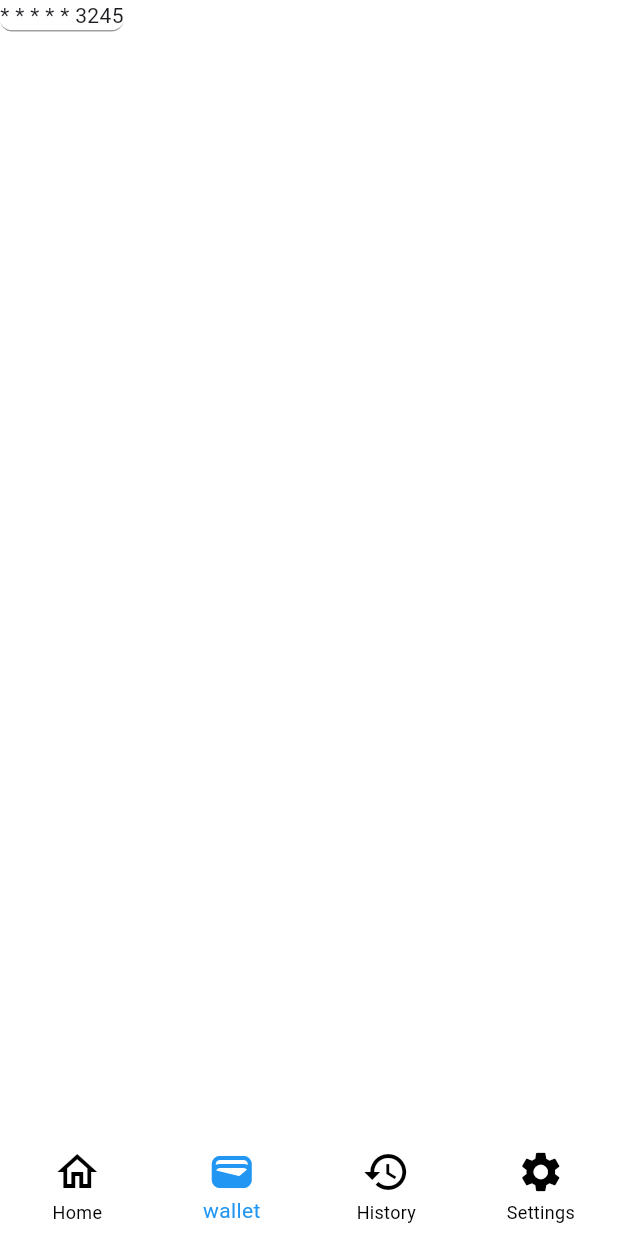
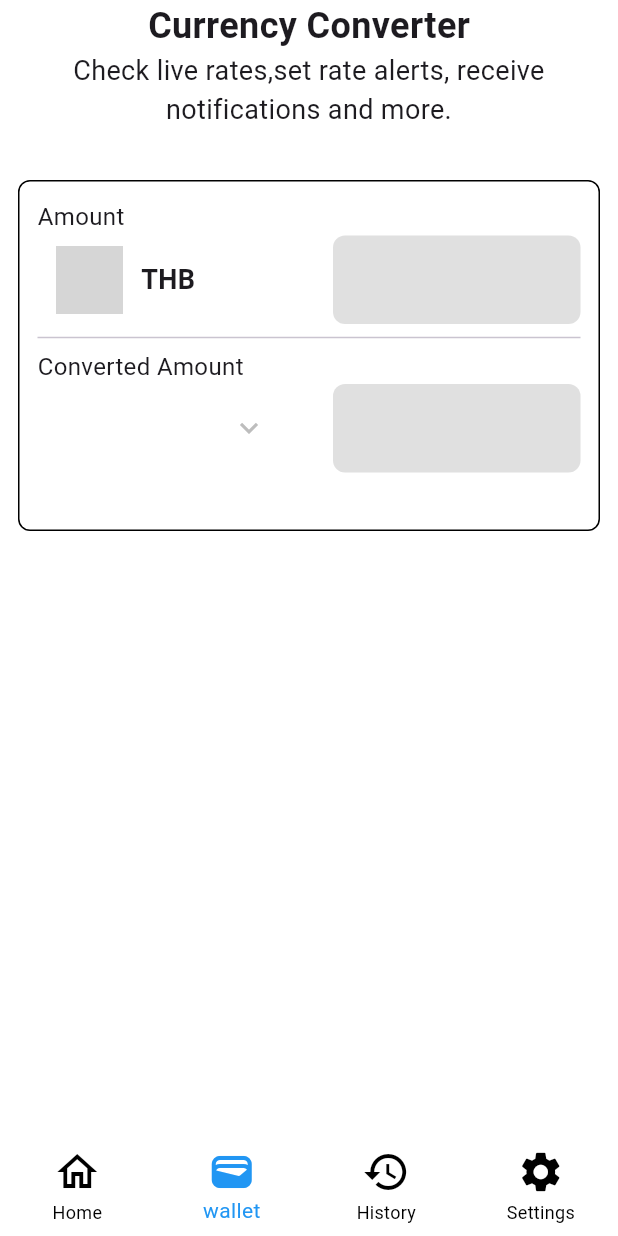
Before and after one commit to Patsanaphon-ap/ui_money, a Flutter app: the screen it shows after launch, item 2 of the bottom bar chosen, on a phone screen of 412 x 824 dp. Run offline on Flutter 3.47's test engine with Material 3 defaults, Android fonts, the phone set to English and light mode, and no system bars; our stand-ins replace dio, flutter_dotenv, flutter_svg, get, get_it, multiple_result; network calls fail; grey boxes are pictures that could not be loaded.

Commit message:
convert rate

```diff
--- /dev/null
+++ b/lib/src/config/constants/app_const.dart
@@ -0,0 +1,3 @@
+class AppConst {
+  static const flagURL = 'https://www.bot.or.th';
+}
--- a/lib/src/config/route_page.dart
+++ b/lib/src/config/route_page.dart
@@ -4,6 +4,7 @@ import 'package:ui_money/src/ui/page/home/home_page.dart';
 import 'package:ui_money/src/ui/page/pre_transfer/pre_transfer_page.dart';
 import 'package:ui_money/src/ui/page/pre_transfer/success/transfer_success.dart';
 import 'package:ui_money/src/ui/page/transfer/transfer_page.dart';
+import 'package:ui_money/src/ui/page/wallet/wallet_page.dart';
 import 'package:ui_money/src/ui/widget/my_bottom_nav.dart';
 
 import 'route_path.dart';
@@ -19,6 +20,10 @@ class RoutePages {
     GetPage(
       name: RoutePath.home,
       page: () => HomePage(),
+    ),
+    GetPage(
+      name: RoutePath.wallet,
+      page: () => WalletPage(),
     ),
     GetPage(
       name: RoutePath.transfer,
--- a/lib/src/config/route_path.dart
+++ b/lib/src/config/route_path.dart
@@ -5,6 +5,7 @@ class RoutePath {
   static const pageNotfound = '/notfound';
   static const bottomnav = '/';
   static const home = '/home';
+  static const wallet = '/wallet';
   static const transfer = '/transfer';
   static const transferconfirm = '/transfer/confirm';
   static const transfersuccess = '/transfer/success';
--- a/lib/src/controller/transfer/transfer_controller.dart
+++ b/lib/src/controller/transfer/transfer_controller.dart
@@ -19,7 +19,7 @@ class TransferController extends GetxController {
   final TextEditingController amount = TextEditingController();
   final TextEditingController note = TextEditingController();
 
-  TransferSuccessModle completeData = TransferSuccessModle();
+  TransferSuccessModel completeData = TransferSuccessModel();
 
   void onConfirm() async {
     Get.toNamed(RoutePath.transferconfirm);
@@ -59,7 +59,7 @@ class TransferController extends GetxController {
     );
     final isSuccess = response.isSuccess();
     if (isSuccess) {
-      completeData = response.tryGetSuccess() ?? TransferSuccessModle();
+      completeData = response.tryGetSuccess() ?? TransferSuccessModel();
 
       Get.find<UserController>().balance.value =
           FormatUtil.formatDouble(completeData.currentbalance);
--- a/lib/src/data/api/transfer_api.dart
+++ b/lib/src/data/api/transfer_api.dart
@@ -7,7 +7,7 @@ abstract class TransferRemoteData {
   Future<Result<Map<String, String>, String>> getPreConfirm({
     required int receiverid,
   });
-  Future<Result<TransferSuccessModle, String>> getTransfer({
+  Future<Result<TransferSuccessModel, String>> getTransfer({
     required int userid,
     required int receiverid,
     required double amount,
@@ -36,7 +36,7 @@ class TrasnferRemoteDataImp extends TransferRemoteData {
   }
 
   @override
-  Future<Result<TransferSuccessModle, String>> getTransfer({
+  Future<Result<TransferSuccessModel, String>> getTransfer({
     required int userid,
     required int receiverid,
     required double amount,
@@ -55,7 +55,7 @@ class TrasnferRemoteDataImp extends TransferRemoteData {
 
     if (resp.status) {
       return Success(
-        TransferSuccessModle.fromJson(resp.data),
+        TransferSuccessModel.fromJson(resp.data),
       );
     }
     return Error(resp.message);
--- a/lib/src/data/local/httpclient.dart
+++ b/lib/src/data/local/httpclient.dart
@@ -57,7 +57,6 @@ class HttpClientImp implements HttpClient {
     Map<String, dynamic>? query,
     Options? options,
     CancelToken? cancelToken,
-    bool myTag = true,
   }) async {
     try {
       Response<dynamic>? response;
--- /dev/null
+++ b/lib/src/data/model/country_rate_model.dart
@@ -0,0 +1,36 @@
+import 'package:ui_money/src/config/constants/app_const.dart';
+
+class CountryRateModel {
+  String currencyId;
+  String countryName;
+  String currencyNameTh;
+  String currencyNameEng;
+  double buyingSight;
+  double buyingTransfer;
+  double selling;
+  String flagPath;
+
+  CountryRateModel({
+    this.currencyId = '',
+    this.countryName = '',
+    this.currencyNameTh = '',
+    this.currencyNameEng = '',
+    this.buyingSight = 0.0,
+    this.buyingTransfer = 0.0,
+    this.selling = 0.0,
+    this.flagPath = '',
+  });
+
+  factory CountryRateModel.fromJson(Map<String, dynamic> json) {
+    return CountryRateModel(
+      currencyId: json['currency_id'] ?? '',
+      countryName: json['country_name'] ?? '',
+      currencyNameTh: json['currency_name_th'] ?? '',
+      currencyNameEng: json['currency_name_eng'] ?? '',
+      buyingSight: json['buying_sight'] ?? 0.0,
+      buyingTransfer: json['buying_transfer'] ?? 0.0,
+      selling: json['selling'] ?? 0.0,
+      flagPath: AppConst.flagURL + json['flag_path'],
+    );
+  }
+}
--- a/lib/src/injector.dart
+++ b/lib/src/injector.dart
@@ -1,5 +1,6 @@
 import 'package:dio/dio.dart';
 import 'package:get_it/get_it.dart';
+import 'package:ui_money/src/data/api/exchange_api.dart';
 import 'package:ui_money/src/data/api/transfer_api.dart';
 import 'package:ui_money/src/data/api/user_api.dart';
 import 'package:ui_money/src/data/local/httpclient.dart';
@@ -24,5 +25,8 @@ Future<void> initInstance() async {
   si.registerLazySingleton<TransferRemoteData>(
       () => TrasnferRemoteDataImp(client: si()));
 
+  si.registerLazySingleton<ExchangeRemoteData>(
+      () => ExchangeRemoteDataImp(client: si()));
+
   si.registerLazySingleton(() => dio);
 }
--- a/lib/src/ui/page/pre_transfer/success/transfer_success.dart
+++ b/lib/src/ui/page/pre_transfer/success/transfer_success.dart
@@ -30,7 +30,7 @@ class TransferSuccessPage extends StatelessWidget {
             Column(
               crossAxisAlignment: CrossAxisAlignment.center,
               children: [
-                Icon(
+                const Icon(
                   Icons.check_circle_outline_outlined,
                   size: 64,
                   color: Colors.green,
--- a/lib/src/ui/page/wallet/wallet_page.dart
+++ b/lib/src/ui/page/wallet/wallet_page.dart
@@ -1,12 +1,30 @@
 import 'package:flutter/material.dart';
+import 'package:get/get.dart';
+import 'package:ui_money/src/controller/exchangerate/exchange_rate_controller.dart';
+import 'package:ui_money/src/ui/page/wallet/widget/amount_widget.dart';
+import 'package:ui_money/src/ui/page/wallet/widget/convert_amount_widget.dart';
+import 'package:ui_money/src/ui/widget/my_load_widget.dart';
 import 'package:ui_money/src/ui/widget/my_page.dart';
+import 'package:ui_money/src/ui/widget/my_text.dart';
 
 class WalletPage extends StatelessWidget {
-  const WalletPage({super.key});
+  WalletPage({super.key});
+
+  final ExchangeRateController exchangeController =
+      Get.put(ExchangeRateController());
 
   @override
   Widget build(BuildContext context) {
-    return MyPage(
+    return GetBuilder<ExchangeRateController>(
+      builder: (_) {
+        if (exchangeController.isloaded) {
+          return const Center(
+            child: MyLoadingWidget(),
+          );
+        }
+        return GestureDetector(
+          onTap: () => Get.focusScope?.unfocus(),
+          child: MyPage(
             child: RefreshIndicator(
               onRefresh: () async {},
               child: ListView(
@@ -15,27 +33,42 @@ class WalletPage extends StatelessWidget {
                 children: [
                   Column(
                     children: [
+                      text24Bold('Currency Converter'),
+                      text18Normal(
+                        'Check live rates,set rate alerts, receive notifications and more.',
+                        textAlign: TextAlign.center,
+                      ),
+                    ],
+                  ),
+                  const SizedBox(height: 34),
+                  Container(
+                    margin: const EdgeInsets.symmetric(horizontal: 12),
+                    padding: const EdgeInsets.symmetric(
+                        horizontal: 12, vertical: 12),
+                    decoration: BoxDecoration(
+                      border: Border.all(),
+                      borderRadius: const BorderRadius.all(Radius.circular(8)),
+                    ),
+                    child: Column(
+                      children: [
+                        ExchangeAmountWidget(),
+                        const Divider(),
+                        ConvertAmountWidget(),
                         Row(
                           children: [
-                    Container(
-                      decoration: BoxDecoration(
-                        border: Border(
-                            bottom: BorderSide(
-                                color: Theme.of(context).dividerColor)),
-                        borderRadius:
-                            const BorderRadius.all(Radius.circular(8)),
-                      ),
-                      child: Text(
-                        '* * * * * 3245',
+                            text18Normal(exchangeController
+                                .countrySelect1.value.currencyNameTh)
+                          ],
+                        )
+                      ],
                     ),
                   ),
                 ],
               ),
-              ],
-            ),
-          ],
             ),
           ),
         );
+      },
+    );
   }
 }
--- /dev/null
+++ b/lib/src/ui/page/wallet/widget/amount_widget.dart
@@ -0,0 +1,86 @@
+import 'package:flutter/material.dart';
+import 'package:get/get.dart';
+import 'package:ui_money/src/controller/exchangerate/exchange_rate_controller.dart';
+import 'package:ui_money/src/ui/widget/my_text.dart';
+
+class ExchangeAmountWidget extends StatelessWidget {
+  ExchangeAmountWidget({super.key});
+  final ExchangeRateController exchangeController =
+      Get.put(ExchangeRateController());
+  @override
+  Widget build(BuildContext context) {
+    return Column(
+      children: [
+        Row(
+          children: [
+            text16Normal(
+              'Amount',
+              textAlign: TextAlign.start,
+            ),
+          ],
+        ),
+        Row(
+          children: [
+            Expanded(
+              child: Row(
+                children: [
+                  const Padding(
+                    padding:
+                        EdgeInsets.symmetric(vertical: 8.0, horizontal: 12.0),
+                    child: SizedBox(
+                      width: 45,
+                      height: 45,
+                      child: CircleAvatar(
+                        radius: 45,
+                        backgroundImage: NetworkImage(
+                            'https://cdn.britannica.com/38/4038-004-111388C2/Flag-Thailand.jpg'),
+                        backgroundColor: Colors.transparent,
+                      ),
+                    ),
+                  ),
+                  text18Bold('THB'),
+                ],
+              ),
+            ),
+            const SizedBox(
+              width: 32,
+            ),
+            Obx(
+              () {
+                return Expanded(
+                  child: TextFormField(
+                    controller: exchangeController.amountController.value,
+                    onChanged: (value) {
+                      exchangeController
+                          .onChangeCountryValue1(double.tryParse(value) ?? 0.0);
+                    },
+                    textAlign: TextAlign.end,
+                    style: const TextStyle(
+                        fontSize: 18, fontWeight: FontWeight.w700),
+                    keyboardType: TextInputType.number,
+                    decoration: InputDecoration(
+                      focusedBorder: OutlineInputBorder(
+                        borderSide: const BorderSide(color: Colors.transparent),
+                        borderRadius: BorderRadius.circular(8),
+                      ),
+                      enabledBorder: OutlineInputBorder(
+                        borderSide: const BorderSide(color: Colors.transparent),
+                        borderRadius: BorderRadius.circular(8),
+                      ),
+                      border: OutlineInputBorder(
+                        borderSide: const BorderSide(color: Colors.transparent),
+                        borderRadius: BorderRadius.circular(8),
+                      ),
+                      filled: true,
+                      fillColor: Colors.grey.shade300,
+                    ),
+                  ),
+                );
+              },
+            ),
+          ],
+        ),
+      ],
+    );
+  }
+}
--- /dev/null
+++ b/lib/src/ui/page/wallet/widget/convert_amount_widget.dart
@@ -0,0 +1,129 @@
+import 'package:flutter/material.dart';
+import 'package:get/get.dart';
+import 'package:ui_money/src/controller/exchangerate/exchange_rate_controller.dart';
+import 'package:ui_money/src/data/model/country_rate_model.dart';
+import 'package:ui_money/src/ui/widget/my_text.dart';
+
+class ConvertAmountWidget extends StatelessWidget {
+  ConvertAmountWidget({super.key});
+
+  final ExchangeRateController exchangeController =
+      Get.put(ExchangeRateController());
+
+  @override
+  Widget build(BuildContext context) {
+    return Column(
+      children: [
+        Row(
+          children: [
+            text16Normal(
+              'Converted Amount',
+              textAlign: TextAlign.start,
+            ),
+          ],
+        ),
+        Obx(
+          () => Row(
+            children: [
+              Expanded(
+                child: DropdownButtonFormField(
+                  menuMaxHeight: 300,
+                  isDense: false,
+                  isExpanded: true,
+                  decoration: InputDecoration(
+                    focusedBorder: OutlineInputBorder(
+                      borderSide: const BorderSide(color: Colors.transparent),
+                      borderRadius: BorderRadius.circular(8),
+                    ),
+                    enabledBorder: OutlineInputBorder(
+                      borderSide: const BorderSide(color: Colors.transparent),
+                      borderRadius: BorderRadius.circular(8),
+                    ),
+                    border: OutlineInputBorder(
+                      borderSide: const BorderSide(color: Colors.transparent),
+                      borderRadius: BorderRadius.circular(8),
+                    ),
+                  ),
+                  dropdownColor: Theme.of(context).scaffoldBackgroundColor,
+                  // Initial Value
+                  value: exchangeController.countrySelect1.value,
+                  // Down Arrow Icon
+                  icon: const Icon(Icons.keyboard_arrow_down),
+                  // Array list of items
+                  items: exchangeController.countryRateData
+                      .map((CountryRateModel items) {
+                    return DropdownMenuItem(
+                      value: items,
+                      child: Row(
+                        children: [
+                          Padding(
+                            padding: const EdgeInsets.symmetric(vertical: 8.0),
+                            child: Image.network(
+                              items.flagPath,
+                              height: 45,
+                              width: 45,
+                              fit: BoxFit.cover,
+                            ),
+                          ),
+                          const SizedBox(
+                            width: 12,
+                          ),
+                          text18Bold(items.currencyId),
+                        ],
+                      ),
+                    );
+                  }).toList(),
+                  // After selecting the desired option,it will
+                  // change button value to selected value
+                  onChanged: (items) async {
+                    exchangeController
+                        .onchangeCountrySelect(items ?? CountryRateModel());
+                  },
+                ),
+              ),
+              const SizedBox(
+                width: 32,
+              ),
+              Obx(
+                () {
+                  return Expanded(
+                    child: TextFormField(
+                      controller: exchangeController.covertAmount.value,
+                      onChanged: (value) {
+                        exchangeController.onChangeCountryValue2(
+                            double.tryParse(value) ?? 0.0);
+                      },
+                      style: const TextStyle(
+                          fontSize: 18, fontWeight: FontWeight.w700),
+                      textAlign: TextAlign.end,
+                      keyboardType: TextInputType.phone,
+                      decoration: InputDecoration(
+                        focusedBorder: OutlineInputBorder(
+                          borderSide:
+                              const BorderSide(color: Colors.transparent),
+                          borderRadius: BorderRadius.circular(8),
+                        ),
+                        enabledBorder: OutlineInputBorder(
+                          borderSide:
+                              const BorderSide(color: Colors.transparent),
+                          borderRadius: BorderRadius.circular(8),
+                        ),
+                        border: OutlineInputBorder(
+                          borderSide:
+                              const BorderSide(color: Colors.transparent),
+                          borderRadius: BorderRadius.circular(8),
+                        ),
+                        filled: true,
+                        fillColor: Colors.grey.shade300,
+                      ),
+                    ),
+                  );
+                },
+              ),
+            ],
+          ),
+        ),
+      ],
+    );
+  }
+}
--- a/lib/src/ui/widget/my_bottom_nav.dart
+++ b/lib/src/ui/widget/my_bottom_nav.dart
@@ -20,7 +20,7 @@ class _BottomNavBarState extends State<BottomNavBar>
 
   static final List<Widget> _widgetOptions = <Widget>[
     HomePage(),
-    const WalletPage(),
+    WalletPage(),
     const Text(
       'Index 2: School',
     ),
```
Also changed, not shown: lib/src/controller/exchangerate/exchange_rate_controller.dart (added, +58 -0 lines), lib/src/data/api/exchange_api.dart (added, +30 -0 lines), lib/src/data/model/transfer_success_model.dart (+4 -4 lines), 1 other file. Lines whose indentation alone changed are shown as unchanged.
